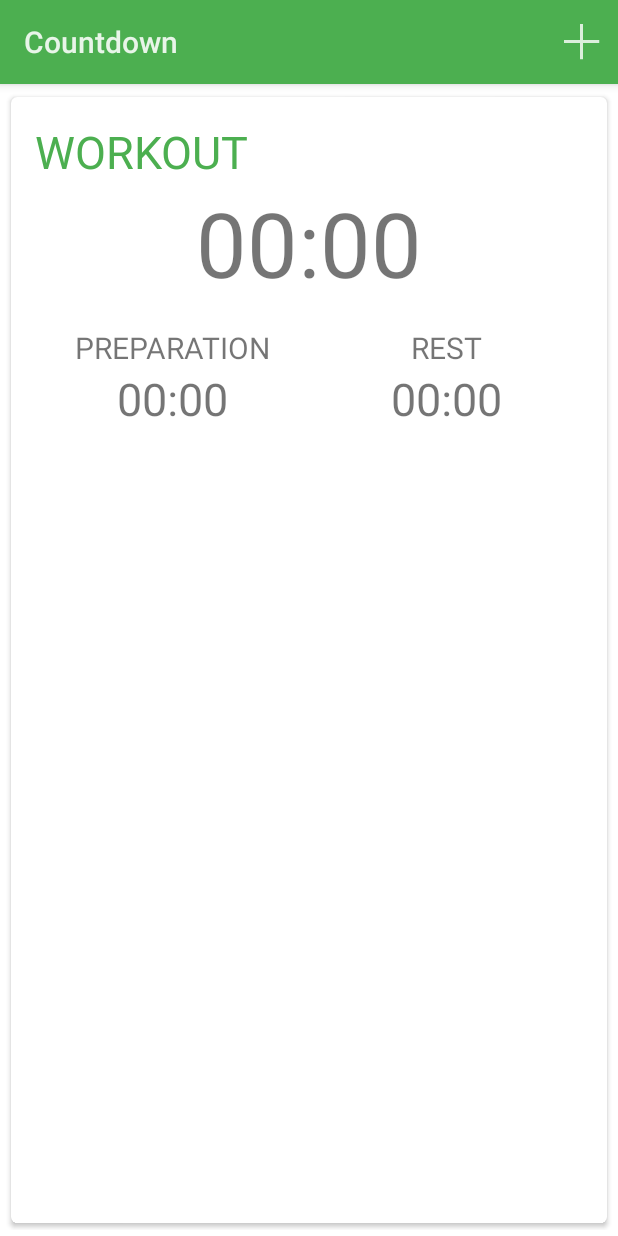
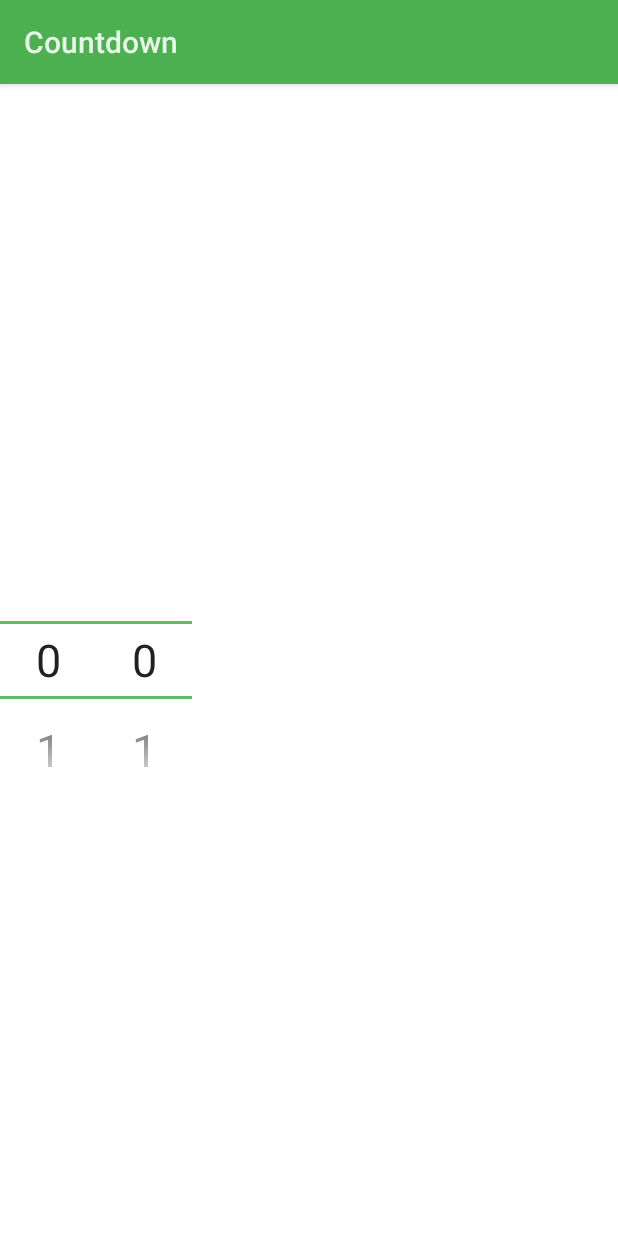
Before and after one commit to zjywill/WorkoutCountdown, an Android app: the screen it shows after launch (MainActivity before the commit, EditActivity after it), after a tap on "Add", on a phone screen of 412 x 824 dp. Run offline under Robolectric (Android 15) with nearby library versions, the phone set to English and light mode, and no system bars.

Commit message:
改变divider

```diff
--- a/app/src/main/AndroidManifest.xml
+++ b/app/src/main/AndroidManifest.xml
@@ -9,6 +9,7 @@
         android:theme="@style/AppBaseTheme">
         <activity
             android:name="com.comic.workoutcountdown.MainActivity"
+            android:configChanges="screenSize|keyboardHidden|orientation"
             android:label="@string/app_name">
             <intent-filter>
                 <action android:name="android.intent.action.MAIN" />
@@ -17,6 +18,12 @@
             </intent-filter>
         </activity>
 
+        <activity
+            android:name="com.comic.workoutcountdown.EditActivity"
+            android:configChanges="screenSize|keyboardHidden|orientation"
+            android:label="@string/app_name"
+            android:launchMode="singleTask"></activity>
+
         <provider
             android:name="com.comic.workoutcountdown.database.TimerProvider"
             android:authorities="com.comic.workoutcountdown"
--- /dev/null
+++ b/app/src/main/java/com/comic/workoutcountdown/EditActivity.java
@@ -0,0 +1,106 @@
+package com.comic.workoutcountdown;
+
+import android.app.Activity;
+import android.content.Context;
+import android.content.res.Resources;
+import android.graphics.Color;
+import android.graphics.Paint;
+import android.os.Bundle;
+import android.util.TypedValue;
+import android.view.View;
+import android.widget.EditText;
+import android.widget.NumberPicker;
+
+import com.comic.workoutcountdown.utils.Utils;
+
+import java.lang.reflect.Field;
+
+/**
+ * Created by zjy on 11/18/14.
+ */
+public class EditActivity extends Activity {
+
+    private View mWorkoutPanel;
+    private NumberPicker mWorkoutMin;
+    private NumberPicker mWorkoutSecond;
+
+
+    @Override
+    protected void onCreate(Bundle savedInstanceState) {
+        super.onCreate(savedInstanceState);
+        setContentView(R.layout.edit_page);
+        initViews();
+    }
+
+
+    private void initViews() {
+
+        mWorkoutPanel = (View) findViewById(R.id.workout_time_picker);
+        mWorkoutMin = (NumberPicker) mWorkoutPanel.findViewById(R.id.min);
+        mWorkoutSecond = (NumberPicker) mWorkoutPanel.findViewById(R.id.second);
+
+        mWorkoutMin.setMaxValue(60);
+        mWorkoutMin.setMinValue(0);
+        mWorkoutMin.setWrapSelectorWheel(false);
+        setNumberPickerTextColor(this, mWorkoutMin, getResources().getColor(R.color.primary_text_default_material_light), 30);
+        setNumberDivider(this, mWorkoutMin, R.drawable.picker_divider);
+
+        mWorkoutSecond.setMaxValue(60);
+        mWorkoutSecond.setMinValue(0);
+        mWorkoutSecond.setWrapSelectorWheel(false);
+        setNumberPickerTextColor(this, mWorkoutSecond, getResources().getColor(R.color.primary_text_default_material_light), 30);
+        setNumberDivider(this, mWorkoutSecond, R.drawable.picker_divider);
+    }
+
+    public static boolean setNumberPickerTextColor(Context context, NumberPicker numberPicker, int color, int textSize) {
+        final int count = numberPicker.getChildCount();
+        for (int i = 0; i < count; i++) {
+            View child = numberPicker.getChildAt(i);
+            if (child instanceof EditText) {
+                try {
+                    Field selectorWheelPaintField = numberPicker.getClass()
+                            .getDeclaredField("mSelectorWheelPaint");
+                    selectorWheelPaintField.setAccessible(true);
+                    ((Paint) selectorWheelPaintField.get(numberPicker)).setColor(color);
+                    ((Paint) selectorWheelPaintField.get(numberPicker)).setTextSize(Utils.getDensityDimen(context, textSize));
+                    ((EditText) child).setTextColor(color);
+                    ((EditText) child).setTextSize(textSize);
+                    numberPicker.invalidate();
+                    return true;
+                } catch (NoSuchFieldException e) {
+                    Loge.w("setNumberPickerTextColor", e);
+                } catch (IllegalAccessException e) {
+                    Loge.w("setNumberPickerTextColor", e);
+                } catch (IllegalArgumentException e) {
+                    Loge.w("setNumberPickerTextColor", e);
+                }
+            }
+        }
+        return false;
+    }
+
+    public static boolean setNumberDivider(Context context, NumberPicker numberPicker, int drawable) {
+        // change divider
+        java.lang.reflect.Field[] pickerFields = NumberPicker.class
+                .getDeclaredFields();
+        for (java.lang.reflect.Field pf : pickerFields) {
+            if (pf.getName().equals("mSelectionDivider")) {
+                pf.setAccessible(true);
+                try {
+                    Loge.d("change divider");
+                    pf.set(numberPicker, context.getResources().getDrawable(drawable));
+                } catch (IllegalArgumentException e) {
+                    e.printStackTrace();
+                } catch (Resources.NotFoundException e) {
+                    e.printStackTrace();
+                } catch (IllegalAccessException e) {
+                    e.printStackTrace();
+                }
+                return true;
+            }
+        }
+        return false;
+    }
+
+
+}
--- a/app/src/main/java/com/comic/workoutcountdown/MainActivity.java
+++ b/app/src/main/java/com/comic/workoutcountdown/MainActivity.java
@@ -1,6 +1,7 @@
 package com.comic.workoutcountdown;
 
 import android.app.Activity;
+import android.content.Intent;
 import android.os.Bundle;
 import android.support.v7.widget.LinearLayoutManager;
 import android.support.v7.widget.RecyclerView;
@@ -47,6 +48,9 @@ public class MainActivity extends Activity {
         switch (item.getItemId()) {
             case R.id.action_add: {
                 Loge.d("Action add clicked");
+                Intent intent = new Intent();
+                intent.setClass(this,EditActivity.class);
+                startActivity(intent);
             }
             break;
         }
--- /dev/null
+++ b/app/src/main/java/com/comic/workoutcountdown/utils/DatabaseUtils.java
@@ -0,0 +1,7 @@
+package com.comic.workoutcountdown.utils;
+
+/**
+ * Created by zjy on 11/18/14.
+ */
+public class DatabaseUtils {
+}
--- /dev/null
+++ b/app/src/main/java/com/comic/workoutcountdown/utils/Utils.java
@@ -0,0 +1,15 @@
+package com.comic.workoutcountdown.utils;
+
+import android.content.Context;
+import android.util.DisplayMetrics;
+
+/**
+ * Created by zjy on 11/18/14.
+ */
+public class Utils {
+
+    public static int getDensityDimen(Context context, int dimen) {
+        final DisplayMetrics dm = context.getResources().getDisplayMetrics();
+        return ((int) (dimen * dm.density));
+    }
+}
--- /dev/null
+++ b/app/src/main/res/drawable-xxhdpi/picker_divider.xml
@@ -0,0 +1,7 @@
+<?xml version="1.0" encoding="utf-8"?>
+<shape xmlns:android="http://schemas.android.com/apk/res/android"
+    android:shape="rectangle" >
+
+    <solid android:color="@color/green_500" />
+
+</shape>
--- /dev/null
+++ b/app/src/main/res/layout/edit_page.xml
@@ -0,0 +1,12 @@
+<?xml version="1.0" encoding="utf-8"?>
+<LinearLayout xmlns:android="http://schemas.android.com/apk/res/android"
+    android:layout_width="match_parent"
+    android:layout_height="match_parent"
+    android:orientation="vertical">
+
+    <include
+        android:id="@+id/workout_time_picker"
+        layout="@layout/time_pick_panel" />
+
+
+</LinearLayout>
--- a/app/src/main/res/layout/list_card_item.xml
+++ b/app/src/main/res/layout/list_card_item.xml
@@ -56,24 +56,29 @@
 
             <Button
                 android:layout_width="wrap_content"
-                android:layout_height="50dp"
+                android:layout_height="36dp"
                 android:layout_alignParentRight="true"
                 android:layout_below="@id/card_divider"
-                android:layout_marginRight="3dp"
-                android:background="@null"
+                android:layout_marginBottom="6dp"
+                android:layout_marginRight="8dp"
+                android:gravity="center"
+                android:layout_marginTop="6dp"
+                android:background="?android:attr/selectableItemBackground"
                 android:text="@string/start"
                 android:textColor="@color/orange_500"
-                android:textSize="14sp" />
+                android:textSize="16sp" />
 
             <ImageButton
                 android:layout_width="wrap_content"
-                android:layout_height="50dp"
+                android:layout_height="36dp"
                 android:layout_alignParentLeft="true"
                 android:layout_below="@id/card_divider"
+                android:layout_marginBottom="6dp"
+                android:layout_marginLeft="16dp"
+                android:layout_marginTop="6dp"
+                android:background="?android:attr/selectableItemBackgroundBorderless"
+                android:scaleType="fitCenter"
                 android:src="@drawable/ic_action_edit"
-                android:scaleType="fitCenter"
-                android:layout_marginLeft="16dp"
-                android:background="@null"
                 android:textColor="@color/orange_500"
                 android:textSize="14sp" />
 
--- /dev/null
+++ b/app/src/main/res/layout/time_pick_panel.xml
@@ -0,0 +1,19 @@
+<?xml version="1.0" encoding="utf-8"?>
+<LinearLayout xmlns:android="http://schemas.android.com/apk/res/android"
+    android:layout_width="match_parent"
+    android:layout_height="match_parent"
+    android:orientation="horizontal">
+
+    <NumberPicker
+        android:id="@+id/min"
+        android:layout_width="wrap_content"
+        android:layout_height="wrap_content"
+        android:layout_gravity="center_vertical" />
+
+
+    <NumberPicker
+        android:id="@+id/second"
+        android:layout_width="wrap_content"
+        android:layout_height="wrap_content"
+        android:layout_gravity="center_vertical"/>
+</LinearLayout>
```
